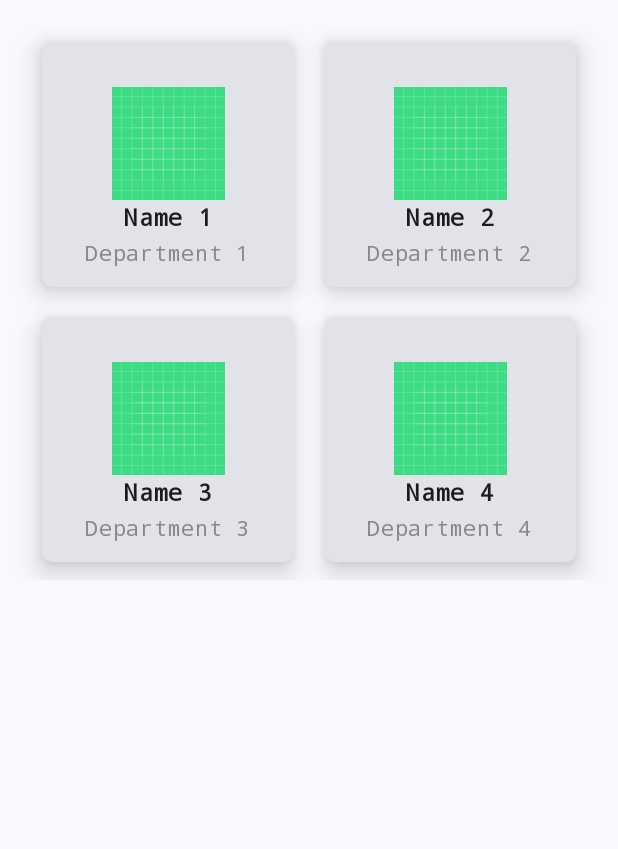
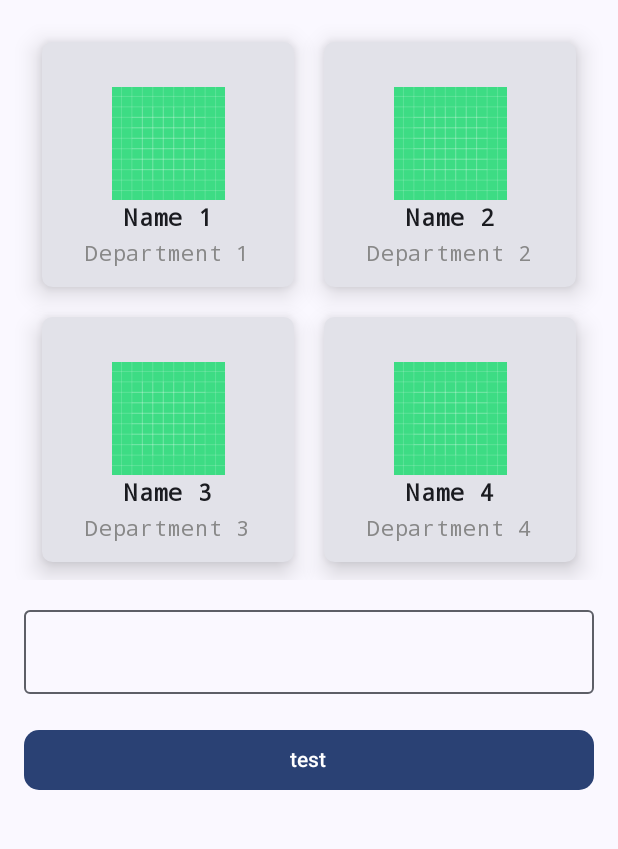
Before and after one commit to mega105/Warung-Bapak-Pagi, an Android app built with Jetpack Compose: the screen it shows after launch (MainActivity), on a phone screen of 412 x 824 dp, the part 96-945 px from its top. Run offline under Robolectric (Android 15) with nearby library versions, the phone set to English and light mode, and no system bars.

Commit message:
Membuat OutlinedText dan Bottom - masih beta

```diff
--- a/app/src/main/java/org/d3if0037/warungbapakpagi/ui/screen/MainScreen.kt
+++ b/app/src/main/java/org/d3if0037/warungbapakpagi/ui/screen/MainScreen.kt
@@ -15,12 +15,14 @@ import androidx.compose.foundation.layout.size
 import androidx.compose.foundation.lazy.grid.GridCells
 import androidx.compose.foundation.lazy.grid.LazyVerticalGrid
 import androidx.compose.foundation.shape.RoundedCornerShape
+import androidx.compose.material3.Button
 import androidx.compose.material3.Card
 import androidx.compose.material3.CardDefaults
 import androidx.compose.material3.Checkbox
 import androidx.compose.material3.CheckboxDefaults
 import androidx.compose.material3.ExperimentalMaterial3Api
 import androidx.compose.material3.MaterialTheme
+import androidx.compose.material3.OutlinedTextField
 import androidx.compose.material3.Scaffold
 import androidx.compose.material3.Text
 import androidx.compose.material3.TopAppBar
@@ -29,6 +31,7 @@ import androidx.compose.runtime.Composable
 import androidx.compose.runtime.getValue
 import androidx.compose.runtime.mutableStateOf
 import androidx.compose.runtime.remember
+import androidx.compose.runtime.saveable.rememberSaveable
 import androidx.compose.runtime.setValue
 import androidx.compose.ui.Alignment
 import androidx.compose.ui.Modifier
@@ -67,19 +70,23 @@ fun MainScreen() {
 
 @Composable
 fun ScreenContent(modifier: Modifier){
+    var catatan by rememberSaveable { mutableStateOf("") }
+    var catatanError by rememberSaveable { mutableStateOf("") }
+
 
     Column(
         modifier = modifier
             .fillMaxSize()
-            .padding(16.dp)
+            .padding(16.dp),
+        verticalArrangement = Arrangement.spacedBy(20.dp)
     ) {
         LazyVerticalGrid(
             columns = GridCells.Fixed(2),
             contentPadding = PaddingValues(2.dp)
         ) {
             items(4) { index ->
-                var isChecked by remember { mutableStateOf(false) } // Buat mutable state untuk status checkbox
-                var isSelected by remember { mutableStateOf(false) } // Buat mutable state untuk status seleksi kartu
+                var isChecked by rememberSaveable { mutableStateOf(false) } // Buat mutable state untuk status checkbox
+                var isSelected by rememberSaveable { mutableStateOf(false) } // Buat mutable state untuk status seleksi kartu
 
                 Card(
                     modifier = Modifier
@@ -87,9 +94,14 @@ fun ScreenContent(modifier: Modifier){
                         .padding(10.dp)
                         .clickable { // Tambahkan clickable modifier pada Card
                             isSelected = !isSelected // Toggle status seleksi ketika Card diklik
-                            isChecked = isSelected // Set status checkbox sesuai dengan status seleksi
+                            isChecked =
+                                isSelected // Set status checkbox sesuai dengan status seleksi
                         }
-                        .border(2.dp, if (isSelected) MaterialTheme.colorScheme.primary else Color.Transparent, shape = RoundedCornerShape(10.dp)), // Tambahkan border dengan kondisional berdasarkan status seleksi
+                        .border(
+                            2.dp,
+                            if (isSelected) MaterialTheme.colorScheme.primary else Color.Transparent,
+                            shape = RoundedCornerShape(10.dp)
+                        ), // Tambahkan border dengan kondisional berdasarkan status seleksi
                     elevation = CardDefaults.cardElevation(
                         defaultElevation = 10.dp
                     ),
@@ -142,6 +154,23 @@ fun ScreenContent(modifier: Modifier){
             }
         }
 
+        OutlinedTextField(
+            value = catatan,
+            onValueChange = {catatan = it},
+            modifier = Modifier.fillMaxWidth()
+        )
+
+        Button(
+            onClick = { /*TODO*/ },
+            modifier = Modifier.fillMaxWidth(),
+            shape = RoundedCornerShape(10.dp)
+
+
+        ) {
+            Text(text = "test") // jangan lupa ganti
+        }
+
+
     }
 
 }
```
Also changed, not shown: app/src/main/java/org/d3if0037/warungbapakpagi/ui/screen/AboutScreen.kt (+35 -35 lines), app/src/main/java/org/d3if0037/warungbapakpagi/ui/screen/Kirim.kt (+33 -33 lines).
